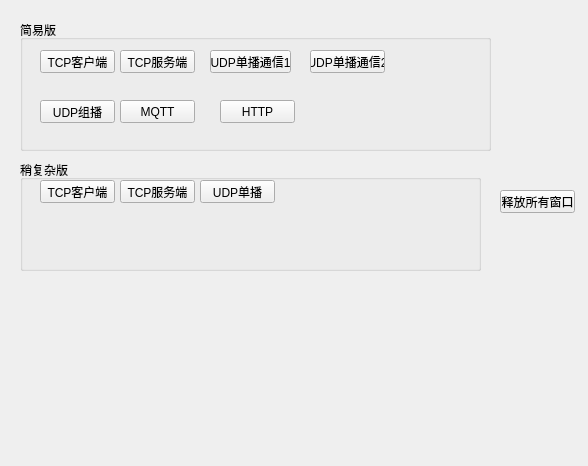
mahuifa/QMDemo, file QMNetwork/widget.ui: the form before one commit.
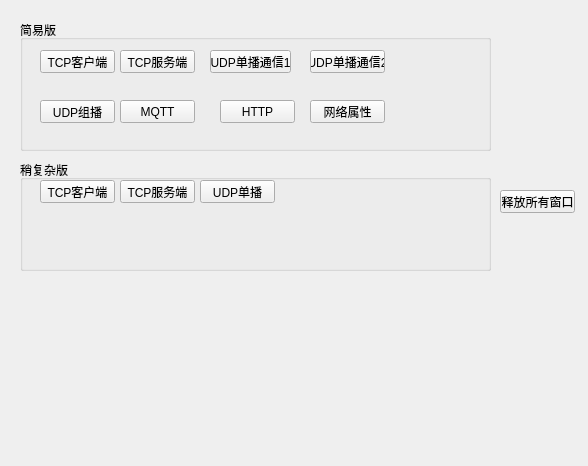
The form after the commit.

Commit message:
新功能：网络接口信息模块功能开发
    1、修改SimpleTcpServer中client的释放方法;
    2、增加获取所有网络接口名称功能。

```diff
--- a/QMNetwork/widget.ui
+++ b/QMNetwork/widget.ui
@@ -129,13 +129,26 @@
      <string>HTTP</string>
     </property>
    </widget>
+   <widget class="QPushButton" name="but_property">
+    <property name="geometry">
+     <rect>
+      <x>290</x>
+      <y>80</y>
+      <width>75</width>
+      <height>23</height>
+     </rect>
+    </property>
+    <property name="text">
+     <string>网络属性</string>
+    </property>
+   </widget>
   </widget>
   <widget class="QGroupBox" name="groupBox_2">
    <property name="geometry">
     <rect>
      <x>20</x>
      <y>160</y>
-     <width>461</width>
+     <width>471</width>
      <height>111</height>
     </rect>
    </property>
```
The commit also changes 7 other files.
